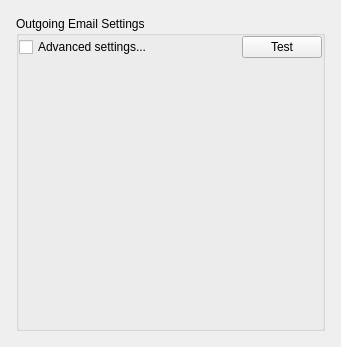
This is client/src/ui/widgets/system_settings/smtp_settings_widget.ui in networkoptix/nx_open as Qt 5 draws it before an edit. The edited form follows.
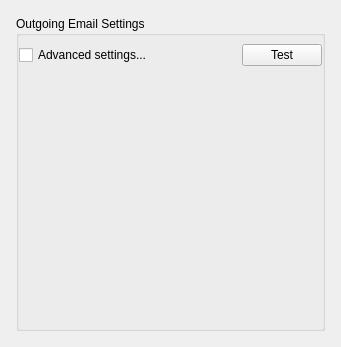
This is the edited form.

Commit message:
Adjust administration dialog.
<==== Mercurial data ====>
Branch: new_style

```diff
--- a/client/src/ui/widgets/system_settings/smtp_settings_widget.ui
+++ b/client/src/ui/widgets/system_settings/smtp_settings_widget.ui
@@ -45,7 +45,7 @@
        <number>0</number>
       </property>
       <property name="topMargin">
-       <number>0</number>
+       <number>8</number>
       </property>
       <property name="rightMargin">
        <number>0</number>
```
The commit also changes 3 other files.
